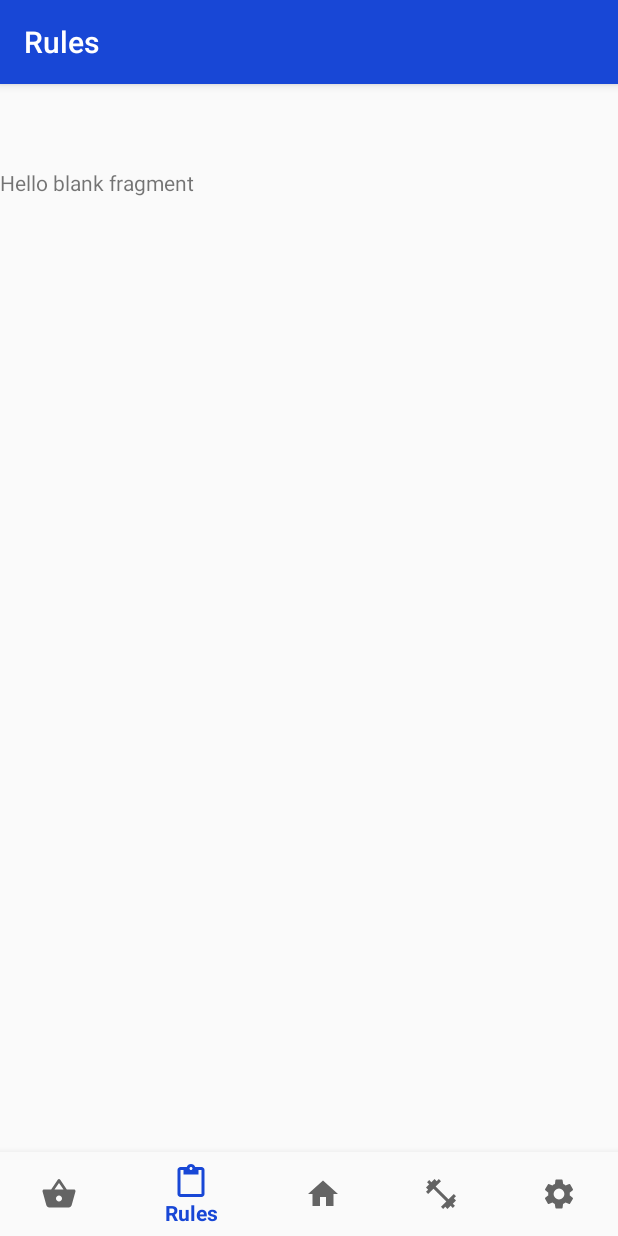
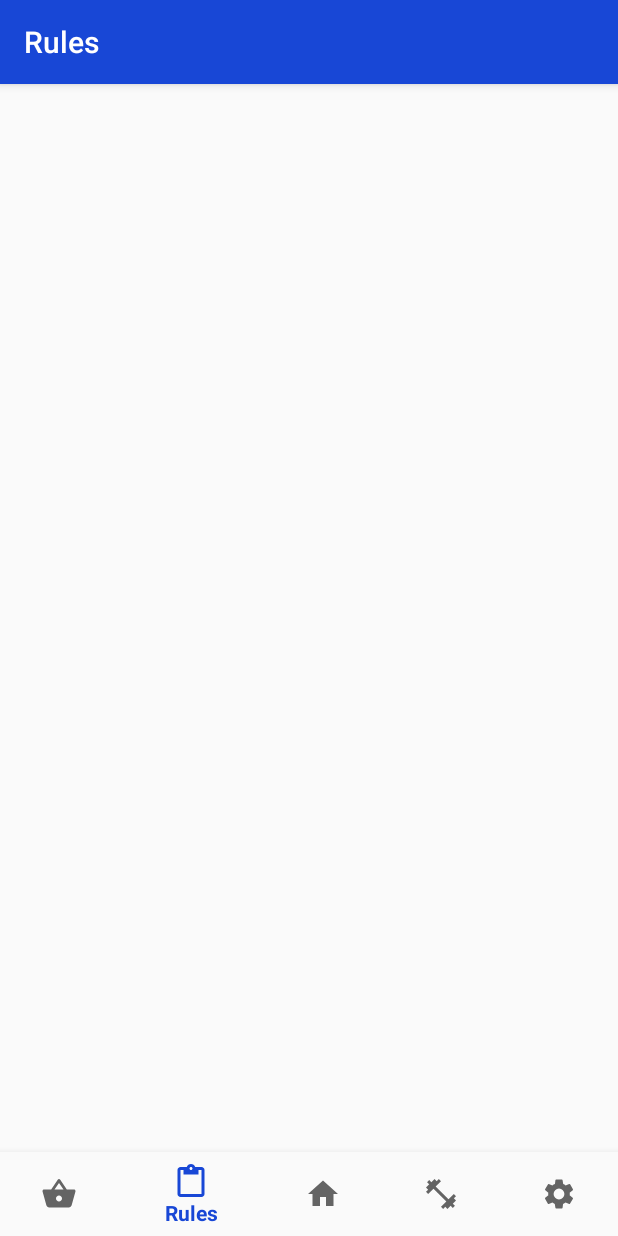
Before and after one commit to MitchLangg/E-QuipmentShop, an Android app: the rulesFragment screen opened through its navigation route, on a phone screen of 412 x 824 dp. Run offline under Robolectric (Android 15) with nearby library versions, the phone set to English and light mode, and no system bars; our stand-ins replace navigation-ui.

Commit message:
Start of rules page

```diff
--- a/app/src/main/java/mitchell/lang/e_quipmentshop/ui/rules/rulesFragment.java
+++ b/app/src/main/java/mitchell/lang/e_quipmentshop/ui/rules/rulesFragment.java
@@ -10,7 +10,12 @@ import android.view.LayoutInflater;
 import android.view.View;
 import android.view.ViewGroup;
 
+import java.util.ArrayList;
+
+import androidx.recyclerview.widget.LinearLayoutManager;
+import androidx.recyclerview.widget.RecyclerView;
 import mitchell.lang.e_quipmentshop.R;
+import mitchell.lang.e_quipmentshop.ui.Rule;
 
 
 public class rulesFragment extends Fragment {
@@ -25,7 +30,13 @@ public class rulesFragment extends Fragment {
     public View onCreateView(LayoutInflater inflater, ViewGroup container,
                              Bundle savedInstanceState) {
         // Inflate the layout for this fragment
-        return inflater.inflate(R.layout.fragment_rules, container, false);
+        View view = inflater.inflate(R.layout.fragment_rules, container, false);
+        RecyclerView recyclerView = view.findViewById(R.id.ruleRecyclerView);
+        recyclerView.setLayoutManager(new LinearLayoutManager(getContext()));
+
+        ArrayList<Rule> ruleArrayList = new ArrayList<>();
+
+       return view;
     }
 
 }
--- a/app/src/main/res/layout/activity_main.xml
+++ b/app/src/main/res/layout/activity_main.xml
@@ -4,7 +4,7 @@
     android:id="@+id/container"
     android:layout_width="match_parent"
     android:layout_height="match_parent"
-    android:paddingTop="?attr/actionBarSize">
+    >
 
     <com.google.android.material.bottomnavigation.BottomNavigationView
         android:id="@+id/nav_view"
--- a/app/src/main/res/layout/fragment_rules.xml
+++ b/app/src/main/res/layout/fragment_rules.xml
@@ -1,14 +1,14 @@
 <?xml version="1.0" encoding="utf-8"?>
-<FrameLayout xmlns:android="http://schemas.android.com/apk/res/android"
+<RelativeLayout xmlns:android="http://schemas.android.com/apk/res/android"
     xmlns:tools="http://schemas.android.com/tools"
     android:layout_width="match_parent"
     android:layout_height="match_parent"
     tools:context=".ui.rules.rulesFragment">
 
     <!-- TODO: Update blank fragment layout -->
-    <TextView
+    <android.support.v7.widget.RecyclerView
         android:layout_width="match_parent"
         android:layout_height="match_parent"
-        android:text="@string/hello_blank_fragment" />
+        android:id="@+id/ruleRecyclerView"/>
 
-</FrameLayout>
+</RelativeLayout>
--- a/app/src/main/res/navigation/mobile_navigation.xml
+++ b/app/src/main/res/navigation/mobile_navigation.xml
@@ -15,23 +15,23 @@
         android:id="@+id/navigation_rules"
         android:name="mitchell.lang.e_quipmentshop.ui.rules.rulesFragment"
         android:label="@string/title_rules"
-        tools:layout="@layout/fragment_dashboard" />
+        tools:layout="@layout/fragment_rules" />
 
     <fragment
         android:id="@+id/navigation_equipment"
         android:name="mitchell.lang.e_quipmentshop.ui.equipment.equipmentFragment"
         android:label="@string/title_equipment"
-        tools:layout="@layout/fragment_notifications" />
+        tools:layout="@layout/fragment_equipment" />
 
     <fragment
         android:id="@+id/navigation_stickpick"
         android:name="mitchell.lang.e_quipmentshop.ui.stickpick.stickPickFragment"
         android:label="@string/title_stickpick"
-        tools:layout="@layout/fragment_notifications" />
+        tools:layout="@layout/fragment_stick_pick" />
 
     <fragment
         android:id="@+id/navigation_settings"
         android:name="mitchell.lang.e_quipmentshop.ui.settings.settingsFragment"
         android:label="@string/title_settings"
-        tools:layout="@layout/fragment_notifications" />
+        tools:layout="@layout/fragment_settings" />
 </navigation>
--- a/app/src/main/res/values/colors.xml
+++ b/app/src/main/res/values/colors.xml
@@ -4,4 +4,5 @@
     <color name="colorPrimaryDark">#ed3b3b</color>
     <color name="colorAccent">#ffffff</color>
     <color name="textBackground">#dedede</color>
+    <color name="screenBackground">#c9c9c9</color>
 </resources>
--- a/app/src/main/res/values/dimens.xml
+++ b/app/src/main/res/values/dimens.xml
@@ -1,5 +1,5 @@
 <resources>
     <!-- Default screen margins, per the Android Design guidelines. -->
-    <dimen name="activity_horizontal_margin">16dp</dimen>
+    <dimen name="activity_horizontal_margin">0dp</dimen>
     <dimen name="activity_vertical_margin">16dp</dimen>
 </resources>
```
Also changed, not shown: app/src/main/java/mitchell/lang/e_quipmentshop/ui/Rule.java (added, +31 -0 lines), app/src/main/res/layout/fragment_dashboard.xml (deleted, +0 -19 lines), app/src/main/res/layout/fragment_home.xml (+38 -10 lines), app/src/main/res/layout/fragment_notifications.xml (deleted, +0 -19 lines).
